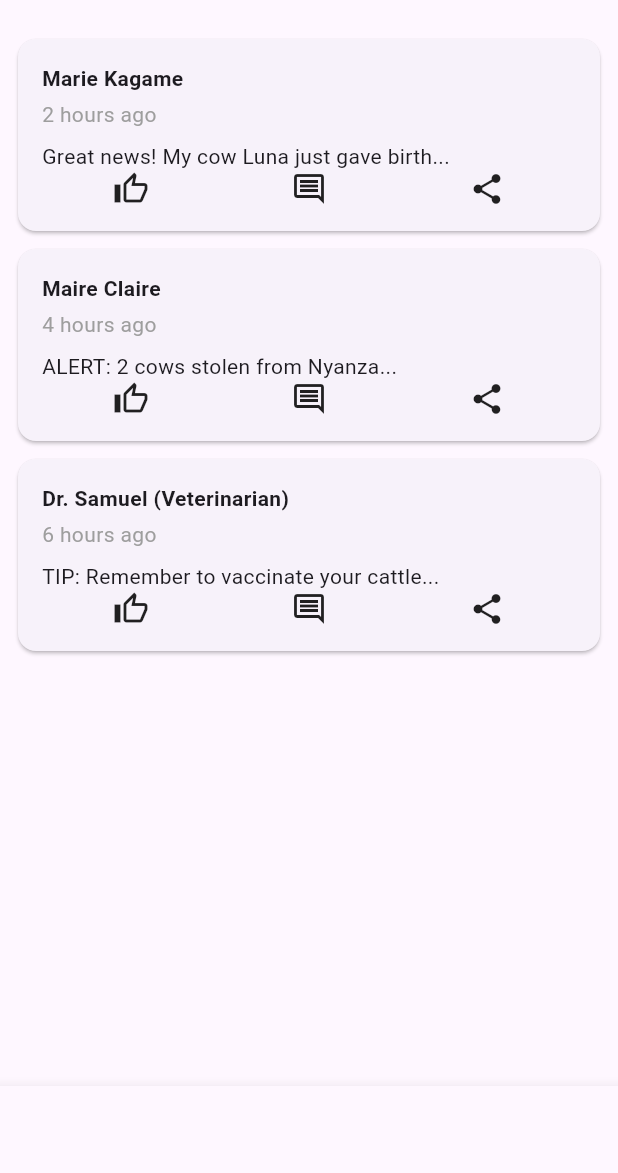
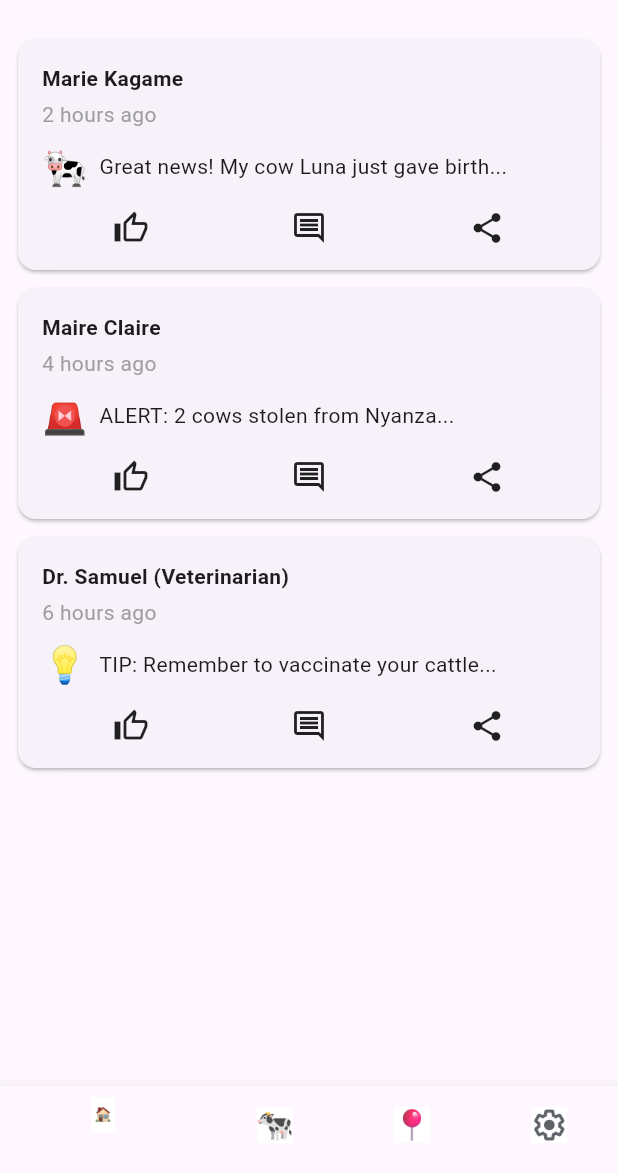
Before and after one commit to debby53/PsyQode, a Flutter app: the screen it shows after launch, on a phone screen of 412 x 824 dp, the part 63-1236 px from its top. Run offline on Flutter 3.47's test engine with Material 3 defaults, Android fonts, the phone set to English and light mode, and no system bars; our stand-ins replace flutter_svg, font_awesome_flutter; project files that could hold a hidden picture were left out.

Commit message:
added icons

```diff
--- a/lib/MobileCommunityScreen.dart
+++ b/lib/MobileCommunityScreen.dart
@@ -1,11 +1,7 @@
-
 import 'package:flutter/cupertino.dart';
 import 'package:flutter/material.dart';
 import 'package:font_awesome_flutter/font_awesome_flutter.dart';
 import 'package:flutter_svg/flutter_svg.dart';
-
-
-
 
 class MobileCommunityScreen extends StatelessWidget {
   final List<Map<String, String>> posts = [
@@ -35,13 +31,28 @@ class MobileCommunityScreen extends StatelessWidget {
       appBar: AppBar(title: Text("Community")),
       bottomNavigationBar: BottomNavigationBar(
         items: [
-          BottomNavigationBarItem(icon: Icon(Icons.home), label: "Home"),
-          BottomNavigationBarItem(icon: Icon(Icons.pets), label: "Livestock"),
-          BottomNavigationBarItem(icon: Icon(Icons.track_changes), label: "Tracking"),
-          BottomNavigationBarItem(icon: Icon(Icons.settings), label: "Settings"),
+          BottomNavigationBarItem(
+            icon: Image.asset('assets/icons/home.png', width: 24, height: 24),
+            label: "Home",
+          ),
+          BottomNavigationBarItem(
+            icon: Image.asset('assets/icons/livestock.png', width: 24, height: 24),
+            label: "Livestock",
+          ),
+          BottomNavigationBarItem(
+            icon: Image.asset('assets/icons/tracking.png', width: 24, height: 24),
+            label: "Tracking",
+          ),
+          BottomNavigationBarItem(
+            icon: Image.asset('assets/icons/settings.png', width: 24, height: 24),
+            label: "Setting",
+          ),
         ],
       ),
+
+
       body: ListView.builder(
+
         padding: EdgeInsets.all(12),
         itemCount: posts.length,
         itemBuilder: (context, index) {
@@ -57,7 +68,14 @@ class MobileCommunityScreen extends StatelessWidget {
                   SizedBox(height: 4),
                   Text(post['time']!, style: TextStyle(color: Colors.grey)),
                   SizedBox(height: 8),
-                  Text(post['message']!),
+                  Row(
+                    children: [
+                      Text(post['icon'] ?? '', style: TextStyle(fontSize: 24)),
+                      SizedBox(width: 8),
+                      Expanded(child: Text(post['message']!)),
+                    ],
+                  ),
+                  SizedBox(height: 12),
                   Row(
                     mainAxisAlignment: MainAxisAlignment.spaceAround,
                     children: [
```
Also changed, not shown: assets/icons/home.png (added), assets/icons/home.svg (deleted), assets/icons/livestock.png (added), assets/icons/settings.png (added), assets/icons/tracking.png (added).
